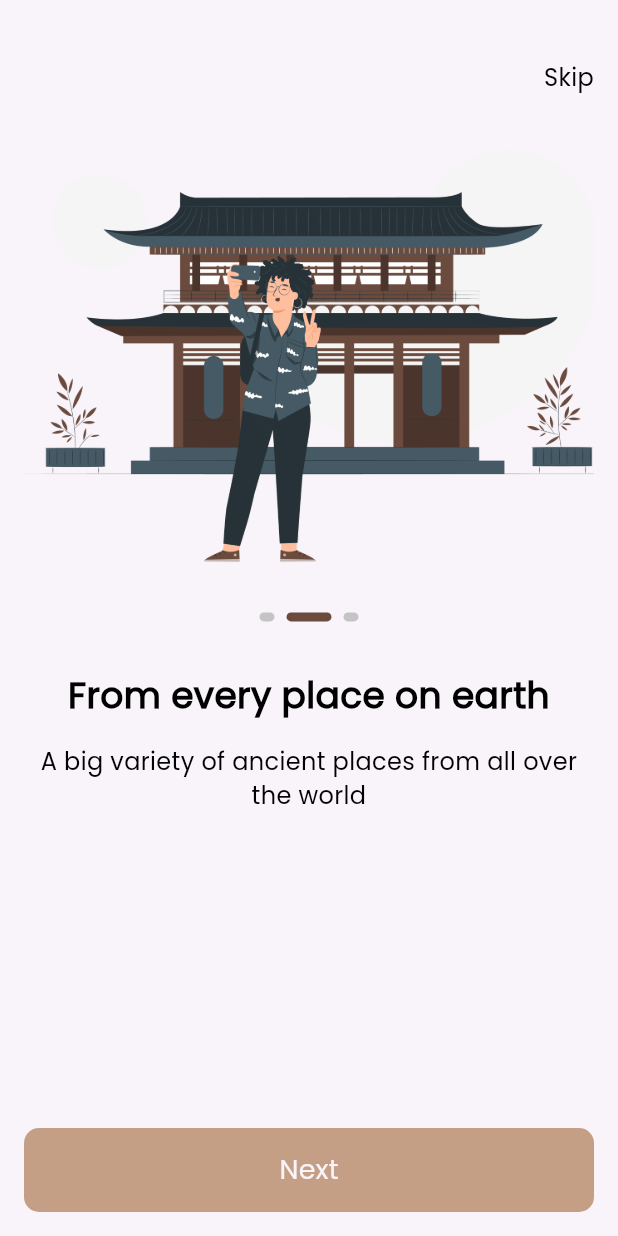
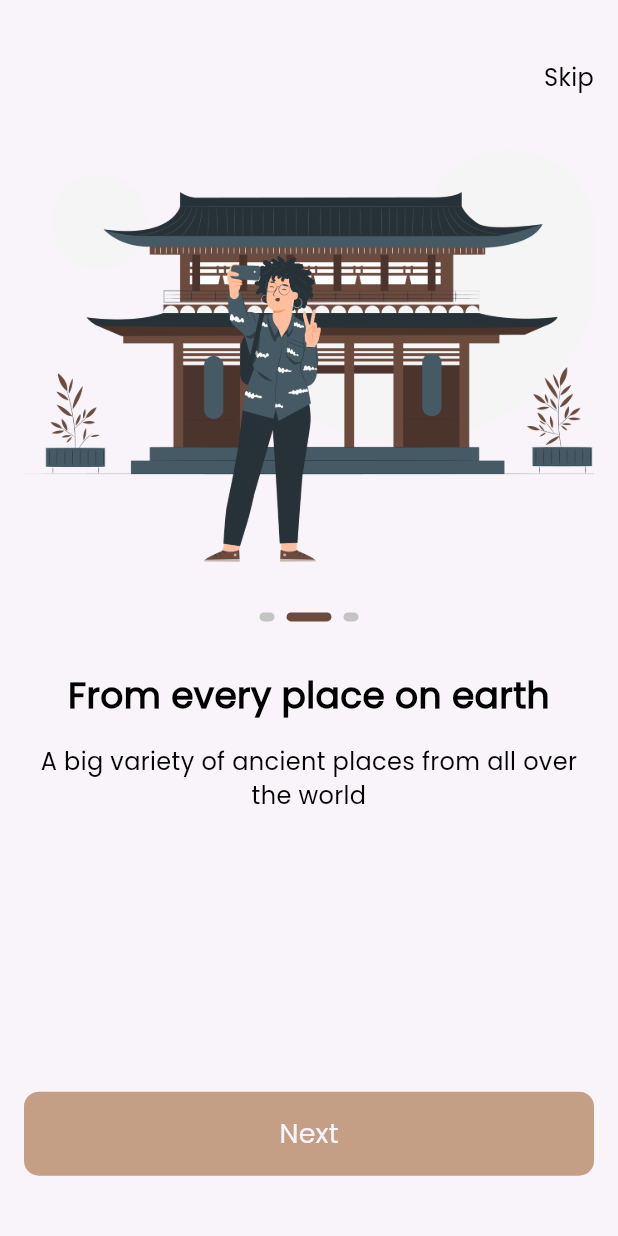
Before and after one commit to ramy23149/Dalel, a Flutter app: the screen it shows after launch, swiped to page 2, on a phone screen of 412 x 824 dp. Run offline on Flutter 3.47's test engine with Material 3 defaults, Android fonts, the phone set to English and light mode, and no system bars; drawn by our look-alikes of smooth_page_indicator; our stand-ins replace flutter_bloc, flutter_svg, go_router.

Commit message:
refactor onboarding feature and upgrade flutter

```diff
--- a/lib/features/onboarding/presentation/views/onboarding_view.dart
+++ b/lib/features/onboarding/presentation/views/onboarding_view.dart
@@ -1,9 +1,9 @@
 import 'package:dalel_app/core/utils/app_strings.dart';
-import 'package:dalel_app/core/utils/app_text_styles.dart';
 import 'package:dalel_app/core/widgets/custom_button.dart';
 import 'package:dalel_app/core/widgets/custom_text_button.dart';
 import 'package:dalel_app/features/onboarding/data/models/on_boarding_model.dart';
 import 'package:dalel_app/features/onboarding/presentation/cubits/on_boarding_cubit/on_boarding_cubit.dart';
+import 'package:dalel_app/features/onboarding/presentation/widgets/custom_nav_bar.dart';
 import 'package:dalel_app/features/onboarding/presentation/widgets/custom_onboarding_view_body.dart';
 import 'package:flutter/material.dart';
 import 'package:flutter_bloc/flutter_bloc.dart';
@@ -16,39 +16,31 @@ class OnboardingView extends StatelessWidget {
     return BlocBuilder<OnBoardingCubit, OnBoardingState>(
       builder: (context, state) {
         final cubit = OnBoardingCubit.get(context);
+        bool isLast = cubit.currentPage == OnBoardingModel.onBoardingDataList.length - 1;
         return SafeArea(
           child: Scaffold(
             body: Padding(
               padding: const EdgeInsets.symmetric(horizontal: 16),
-              child: Column(
+              child: ListView(
                 children: [
                   SizedBox(
                     height: 40,
                   ),
-                  Align(
-                    alignment: Alignment.topRight,
-                    child: GestureDetector(
-                      onTap: () => cubit.skip(context),
-                      child: Text(
-                        AppStrings.Skip,
-                        style: AppTextStyles.poppins400style16,
-                      ),
-                    ),
-                  ),
+                  isLast
+                      ? const SizedBox.shrink()
+                      : CustomNavBar(cubit: cubit),
                   CustomOnboardingViewBody(),
                   SizedBox(
                     height: 88,
                   ),
                   CustomBotton(
-                    text: cubit.currentPage ==
-                            OnBoardingModel.onBoardingDataList.length - 1
+                    text: isLast
                         ? AppStrings.Create_Account
                         : AppStrings.Next,
                     onPressed: () => cubit.nextPage(context),
                   ),
                   SizedBox(height: 16),
-                  cubit.currentPage ==
-                          OnBoardingModel.onBoardingDataList.length - 1
+                  isLast
                       ? Column(
                           children: [
                             CustomTextBtn(
--- /dev/null
+++ b/lib/features/onboarding/presentation/widgets/custom_nav_bar.dart
@@ -0,0 +1,28 @@
+import 'package:dalel_app/core/utils/app_strings.dart';
+import 'package:dalel_app/core/utils/app_text_styles.dart';
+import 'package:dalel_app/features/onboarding/presentation/cubits/on_boarding_cubit/on_boarding_cubit.dart';
+import 'package:flutter/material.dart';
+
+
+class CustomNavBar extends StatelessWidget {
+  const CustomNavBar({
+    super.key,
+    required this.cubit,
+  });
+
+  final OnBoardingCubit cubit;
+
+  @override
+  Widget build(BuildContext context) {
+    return Align(
+        alignment: Alignment.topRight,
+        child: GestureDetector(
+          onTap: () => cubit.skip(context),
+          child: Text(
+            AppStrings.Skip,
+            style: AppTextStyles.poppins400style16,
+          ),
+        ),
+      );
+  }
+}
--- a/lib/features/onboarding/presentation/widgets/custom_onboarding_view_body.dart
+++ b/lib/features/onboarding/presentation/widgets/custom_onboarding_view_body.dart
@@ -16,7 +16,9 @@ class CustomOnboardingViewBody extends StatelessWidget {
     return BlocBuilder<OnBoardingCubit, OnBoardingState>(
       builder: (context, state) {
         final cubit = OnBoardingCubit.get(context);
-        return Expanded(
+        final screenHeight = MediaQuery.of(context).size.height;
+        return SizedBox(
+       height: screenHeight * 0.7,
           child: PageView.builder(
               physics: BouncingScrollPhysics(),
               onPageChanged: cubit.onPageChanged,
@@ -24,7 +26,8 @@ class CustomOnboardingViewBody extends StatelessWidget {
               itemCount: OnBoardingModel.onBoardingDataList.length,
               itemBuilder: (context, index) {
                 final item = OnBoardingModel.onBoardingDataList[index];
-                return Column(
+                return SingleChildScrollView(
+                  child: Column(
                     children: [
                       AppImageRenderer.assets(
                         item.image,
@@ -49,6 +52,7 @@ class CustomOnboardingViewBody extends StatelessWidget {
                         overflow: TextOverflow.ellipsis,
                       ),
                     ],
+                  ),
                 );
               }),
         );
--- a/pubspec.yaml
+++ b/pubspec.yaml
@@ -34,6 +34,7 @@ dependencies:
   flutter_bloc: ^9.1.1
   flutter_svg: 2.2.0
   go_router: ^16.1.0
+  shared_preferences: ^2.5.4
   smooth_page_indicator: ^1.2.1
 
 dev_dependencies:
```
Also changed, not shown: pubspec.lock, 5 other files. Lines whose indentation alone changed are shown as unchanged.
